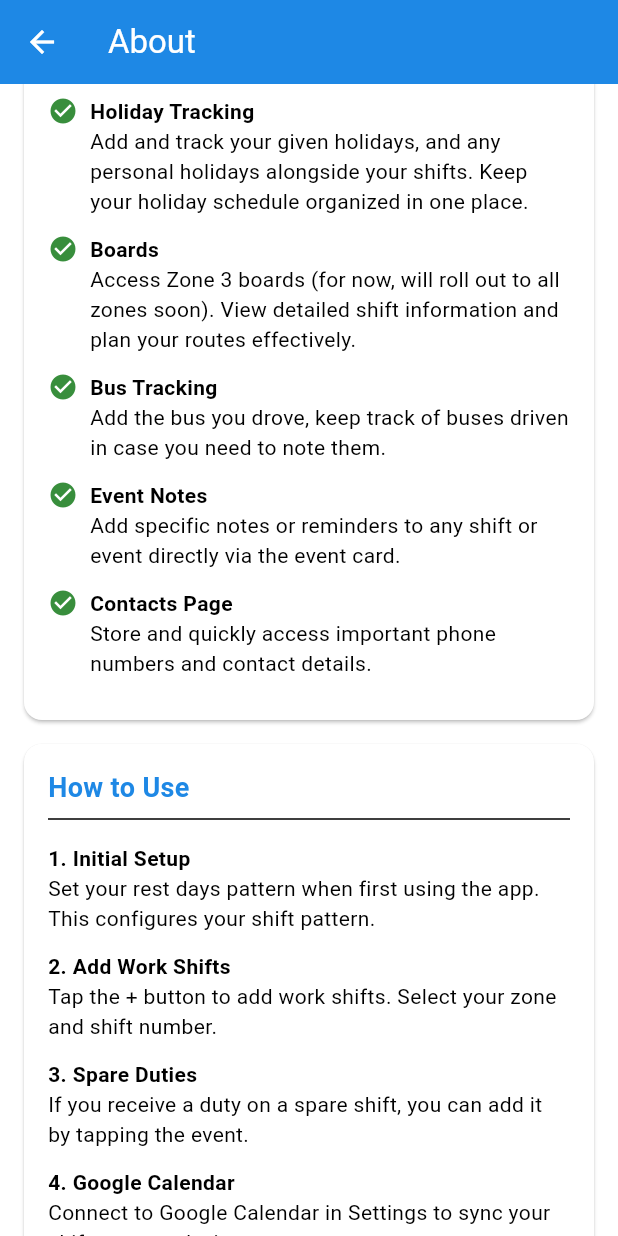
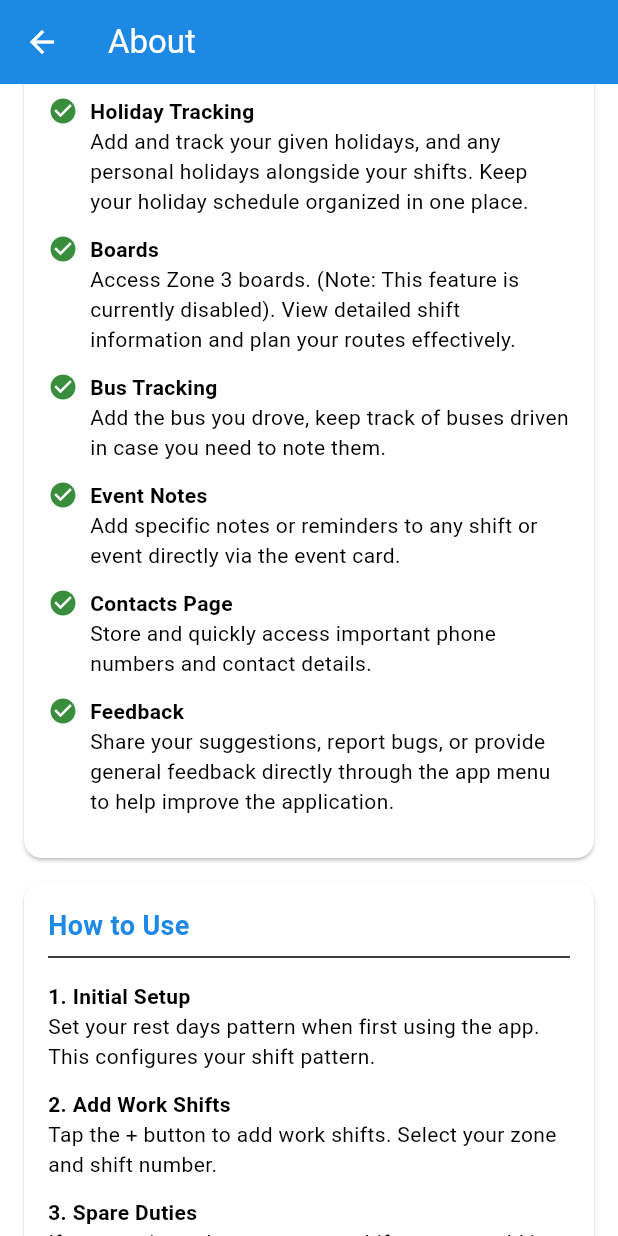
Before and after one commit to robertf670/spdrivercalendar, a Flutter app: the AboutScreen screen opened directly, scrolled down 1152 dp, on a phone screen of 412 x 824 dp. Run offline on Flutter 3.47's test engine with Material 3 defaults, Android fonts, the phone set to English and light mode, and no system bars; our stand-ins replace csv, file_picker, flutter_local_notifications, google_sign_in, package_info_plus, permission_handler and 3 more; missing offline and left inert: extension_google_sign_in_as_googleapis_auth, googleapis; accounts and stored records are empty; statements that could not run were skipped.

Commit message:
docs: Update docs for feedback feature and disabled boards

```diff
--- a/lib/features/about/screens/about_screen.dart
+++ b/lib/features/about/screens/about_screen.dart
@@ -154,13 +154,15 @@ class _AboutScreenState extends State<AboutScreen> with TextRenderingMixin {
         _buildFeatureItem('Holiday Tracking',
             'Add and track your given holidays, and any personal holidays alongside your shifts. Keep your holiday schedule organized in one place.'),
         _buildFeatureItem('Boards',
-            'Access Zone 3 boards (for now, will roll out to all zones soon). View detailed shift information and plan your routes effectively.'),
+            'Access Zone 3 boards. (Note: This feature is currently disabled). View detailed shift information and plan your routes effectively.'),
         _buildFeatureItem('Bus Tracking',
             'Add the bus you drove, keep track of buses driven in case you need to note them.'),
         _buildFeatureItem('Event Notes',
             'Add specific notes or reminders to any shift or event directly via the event card.'),
         _buildFeatureItem('Contacts Page',
             'Store and quickly access important phone numbers and contact details.'),
+        _buildFeatureItem('Feedback',
+            'Share your suggestions, report bugs, or provide general feedback directly through the app menu to help improve the application.'),
       ],
     );
   }
@@ -210,13 +212,15 @@ class _AboutScreenState extends State<AboutScreen> with TextRenderingMixin {
         _buildHowToItem('6. Add Holidays',
             'Add your given holidays, and any personal holidays through the Holidays menu to keep track of your time off.'),
         _buildHowToItem('7. View Boards',
-            'Access Zone 3 boards (for now, will roll out to all zones soon) by clicking on a Zone 3 duty in your event list.'),
+            'Access Zone 3 boards by clicking on a Zone 3 duty in your event list. (Note: This feature is currently disabled).'),
         _buildHowToItem('8. Customize',
             'Adjust app settings including dark mode in the Settings screen.'),
         _buildHowToItem('9. Add Notes',
             'Tap an event card and use the "Notes" button to view or edit notes for that specific event.'),
         _buildHowToItem('10. Use Contacts',
             'Access the Contacts page from the side menu to manage your important numbers.'),
+        _buildHowToItem('11. Submit Feedback',
+            'Use the "Feedback" option in the top-right menu to send your thoughts or report issues directly to the developer.'),
       ],
     );
   }
--- a/lib/features/welcome/screens/welcome_screen.dart
+++ b/lib/features/welcome/screens/welcome_screen.dart
@@ -57,6 +57,11 @@ class _WelcomeScreenState extends State<WelcomeScreen> {
       'title': 'Contacts Page',
       'description': 'Quickly access important phone numbers and contact information.',
       'icon': Icons.contacts,
+    },
+    {
+      'title': 'Provide Feedback',
+      'description': 'Your feedback is valuable! Use the feedback option in the menu to share your thoughts or report issues.',
+      'icon': Icons.feedback,
     },
   ];
 
```
Also changed, not shown: 1 other file.
